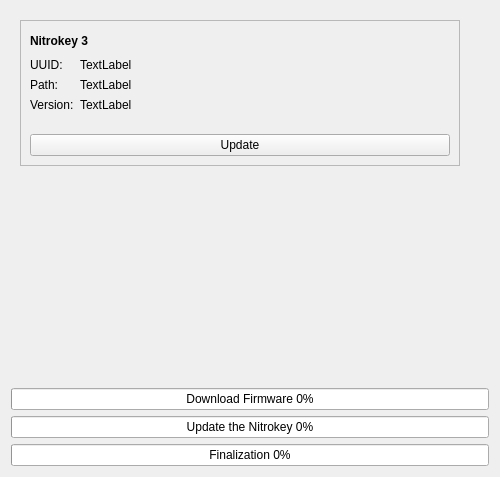
This is nitrokeyapp/ui/overview_tab.ui in Nitrokey/nitrokey-app2 as Qt 5 draws it before an edit. The edited form follows.
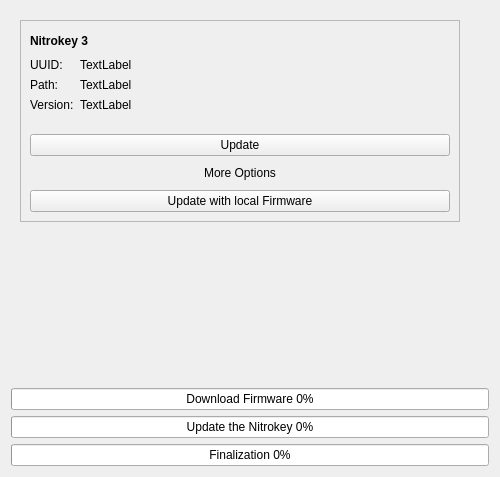
This is the edited form.

Commit message: added update with local firmware

```diff
--- a/nitrokeyapp/ui/overview_tab.ui
+++ b/nitrokeyapp/ui/overview_tab.ui
@@ -51,8 +51,8 @@
        <rect>
         <x>0</x>
         <y>0</y>
-        <width>492</width>
-        <height>388</height>
+        <width>482</width>
+        <height>366</height>
        </rect>
       </property>
       <property name="sizePolicy">
@@ -249,6 +249,62 @@
             </item>
            </layout>
           </item>
+          <item row="6" column="0" colspan="2">
+           <widget class="QPushButton" name="more_options_btn">
+            <property name="text">
+             <string>More Options</string>
+            </property>
+            <property name="checkable">
+             <bool>true</bool>
+            </property>
+            <property name="checked">
+             <bool>false</bool>
+            </property>
+            <property name="flat">
+             <bool>true</bool>
+            </property>
+           </widget>
+          </item>
+          <item row="7" column="0" colspan="2">
+           <widget class="QFrame" name="more_options_frame">
+            <property name="frameShape">
+             <enum>QFrame::Box</enum>
+            </property>
+            <property name="frameShadow">
+             <enum>QFrame::Raised</enum>
+            </property>
+            <property name="lineWidth">
+             <number>0</number>
+            </property>
+            <property name="midLineWidth">
+             <number>0</number>
+            </property>
+            <layout class="QVBoxLayout" name="verticalLayout_2">
+             <property name="spacing">
+              <number>0</number>
+             </property>
+             <property name="leftMargin">
+              <number>0</number>
+             </property>
+             <property name="topMargin">
+              <number>0</number>
+             </property>
+             <property name="rightMargin">
+              <number>0</number>
+             </property>
+             <property name="bottomMargin">
+              <number>0</number>
+             </property>
+             <item>
+              <widget class="QPushButton" name="update_with_file_btn">
+               <property name="text">
+                <string>Update with local Firmware</string>
+               </property>
+              </widget>
+             </item>
+            </layout>
+           </widget>
+          </item>
          </layout>
         </widget>
        </item>
```
Left out of the diff: 2 changed lines with no effect on the pictures. The commit also changes 2 other files.
